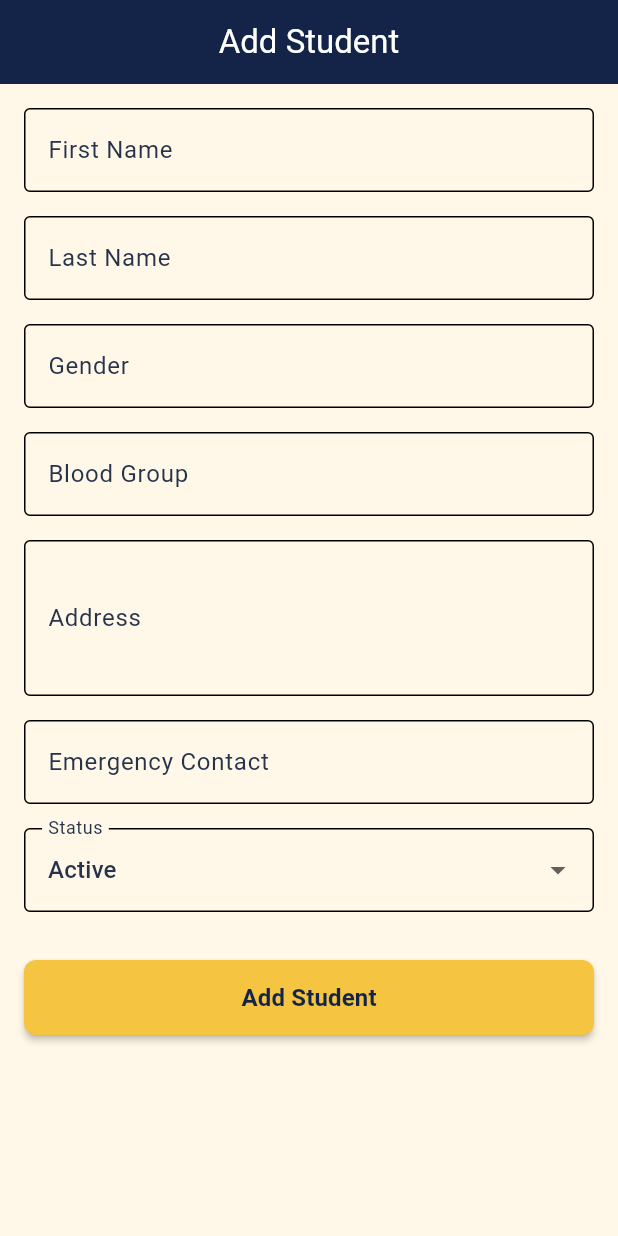
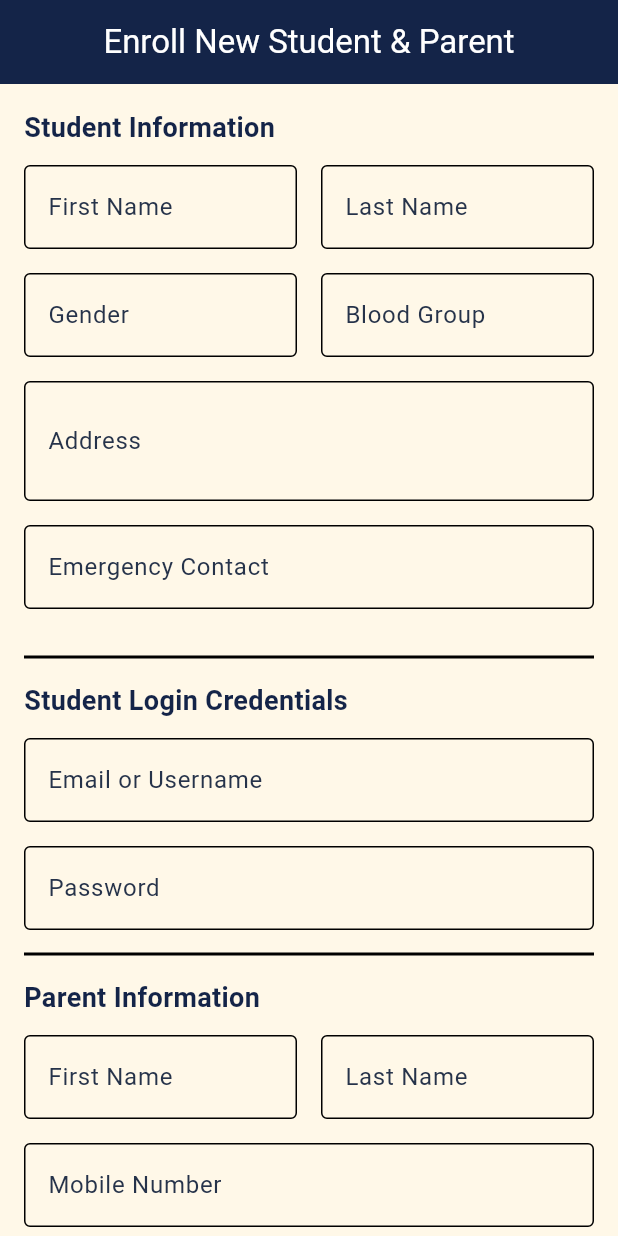
Before and after one commit to mohamedrifa/ShriNrityalaya, a Flutter app: the StudentFormScreen screen opened by its route, on a phone screen of 412 x 824 dp. Run offline on Flutter 3.47's test engine with Material 3 defaults, Android fonts, the phone set to English and light mode, and no system bars; our stand-ins replace dio, flutter_dotenv, flutter_riverpod, flutter_secure_storage, go_router, image_picker; accounts and stored records are empty; network calls fail.

Commit message:
Implement profile management features including profile retrieval, update, and password change functionality; add student and parent enrollment with authentication; enhance API integration and UI for profile and student forms.

```diff
--- a/frontend/lib/app/app_router.dart
+++ b/frontend/lib/app/app_router.dart
@@ -15,6 +15,7 @@ import '../../features/events/presentation/screens/events_screen.dart';
 import '../../features/students/presentation/screens/students_list_screen.dart';
 import '../../features/students/presentation/screens/student_form_screen.dart';
 import '../../features/students/domain/models/student.dart';
+import '../../features/profile/presentation/screens/profile_screen.dart';
 
 final appRouter = GoRouter(
   initialLocation: '/login',
@@ -81,5 +82,9 @@ final appRouter = GoRouter(
         return StudentFormScreen(student: student);
       },
     ),
+    GoRoute(
+      path: '/profile',
+      builder: (context, state) => const ProfileScreen(),
+    ),
   ],
 );
--- a/frontend/lib/features/dashboard/presentation/screens/teacher_dashboard_screen.dart
+++ b/frontend/lib/features/dashboard/presentation/screens/teacher_dashboard_screen.dart
@@ -12,7 +12,9 @@ class TeacherDashboardScreen extends StatelessWidget {
         title: const Text('Teacher Dashboard'),
         actions: [
           IconButton(icon: const Icon(Icons.notifications), onPressed: () {}),
-          IconButton(icon: const Icon(Icons.account_circle), onPressed: () {}),
+          IconButton(icon: const Icon(Icons.account_circle), onPressed: () {
+            GoRouter.of(context).push('/profile');
+          }),
         ],
       ),
       body: SingleChildScrollView(
--- a/frontend/lib/features/students/data/student_repository.dart
+++ b/frontend/lib/features/students/data/student_repository.dart
@@ -15,8 +15,8 @@ class StudentRepository {
     throw Exception('Failed to load students');
   }
 
-  Future<Student> createStudent(Student student) async {
-    final response = await _dio.post('/students', data: student.toJson());
+  Future<Student> createStudent(Map<String, dynamic> payload) async {
+    final response = await _dio.post('/students', data: payload);
     if (response.statusCode == 201 && response.data['success'] == true) {
       return Student.fromJson(response.data['data']);
     }
--- a/frontend/lib/features/students/presentation/providers/student_providers.dart
+++ b/frontend/lib/features/students/presentation/providers/student_providers.dart
@@ -29,10 +29,10 @@ class StudentsNotifier extends StateNotifier<AsyncValue<List<Student>>> {
     }
   }
 
-  Future<void> addStudent(Student student) async {
+  Future<void> addStudent(Map<String, dynamic> payload) async {
     try {
-      final newStudent = await _repository.createStudent(student);
-      if (state.hasValue) {
+      final newStudent = await _repository.createStudent(payload);
+      if (state.value != null) {
         state = AsyncValue.data([...state.value!, newStudent]);
       }
     } catch (e) {
--- a/frontend/lib/features/students/presentation/screens/student_form_screen.dart
+++ b/frontend/lib/features/students/presentation/screens/student_form_screen.dart
@@ -8,7 +8,7 @@ import '../providers/student_providers.dart';
 class StudentFormScreen extends ConsumerStatefulWidget {
   final Student? student;
 
-  const StudentFormScreen({Key? key, this.student}) : super(key: key);
+  const StudentFormScreen({super.key, this.student});
 
   @override
   ConsumerState<StudentFormScreen> createState() => _StudentFormScreenState();
@@ -18,6 +18,7 @@ class _StudentFormScreenState extends ConsumerState<StudentFormScreen> {
   final _formKey = GlobalKey<FormState>();
   bool _isLoading = false;
 
+  // Student Info
   late TextEditingController _firstNameController;
   late TextEditingController _lastNameController;
   late TextEditingController _genderController;
@@ -25,6 +26,19 @@ class _StudentFormScreenState extends ConsumerState<StudentFormScreen> {
   late TextEditingController _addressController;
   late TextEditingController _emergencyContactController;
   late String _status;
+
+  // Student Auth
+  late TextEditingController _studentLoginController;
+  late TextEditingController _studentPasswordController;
+
+  // Parent Info
+  late TextEditingController _parentFirstNameController;
+  late TextEditingController _parentLastNameController;
+  late TextEditingController _parentMobileController;
+
+  // Parent Auth
+  late TextEditingController _parentLoginController;
+  late TextEditingController _parentPasswordController;
 
   @override
   void initState() {
@@ -36,6 +50,15 @@ class _StudentFormScreenState extends ConsumerState<StudentFormScreen> {
     _addressController = TextEditingController(text: widget.student?.address ?? '');
     _emergencyContactController = TextEditingController(text: widget.student?.emergencyContactNumber ?? '');
     _status = widget.student?.status ?? 'Active';
+
+    // Auth & Parent fields are only used during creation for now
+    _studentLoginController = TextEditingController();
+    _studentPasswordController = TextEditingController();
+    _parentFirstNameController = TextEditingController();
+    _parentLastNameController = TextEditingController();
+    _parentMobileController = TextEditingController();
+    _parentLoginController = TextEditingController();
+    _parentPasswordController = TextEditingController();
   }
 
   @override
@@ -46,6 +69,14 @@ class _StudentFormScreenState extends ConsumerState<StudentFormScreen> {
     _bloodGroupController.dispose();
     _addressController.dispose();
     _emergencyContactController.dispose();
+
+    _studentLoginController.dispose();
+    _studentPasswordController.dispose();
+    _parentFirstNameController.dispose();
+    _parentLastNameController.dispose();
+    _parentMobileController.dispose();
+    _parentLoginController.dispose();
+    _parentPasswordController.dispose();
     super.dispose();
   }
 
@@ -54,11 +85,39 @@ class _StudentFormScreenState extends ConsumerState<StudentFormScreen> {
 
     setState(() => _isLoading = true);
 
-    final newStudent = Student(
+    try {
+      if (widget.student == null) {
+        // Create new student WITH parent and logins
+        final payload = {
+          "studentFirstName": _firstNameController.text.trim(),
+          "studentLastName": _lastNameController.text.trim(),
+          "dateOfBirth": DateTime(2010, 1, 1).toIso8601String(), // Default for demo
+          "gender": _genderController.text.trim(),
+          "bloodGroup": _bloodGroupController.text.trim(),
+          "address": _addressController.text.trim(),
+          "emergencyContactNumber": _emergencyContactController.text.trim(),
+          "joiningDate": DateTime.now().toIso8601String(),
+          "status": _status,
+          "studentEmailOrUsername": _studentLoginController.text.trim(),
+          "studentPassword": _studentPasswordController.text,
+          "parentFirstName": _parentFirstNameController.text.trim(),
+          "parentLastName": _parentLastNameController.text.trim(),
+          "parentMobileNumber": _parentMobileController.text.trim(),
+          "parentEmailOrUsername": _parentLoginController.text.trim(),
+          "parentPassword": _parentPasswordController.text,
+        };
+        await ref.read(studentsProvider.notifier).addStudent(payload);
+        if (mounted) {
+          ScaffoldMessenger.of(context).showSnackBar(const SnackBar(content: Text('Student & Parent created successfully!')));
+          context.pop();
+        }
+      } else {
+        // Update existing student (No auth logic for updates yet)
+        final updatedStudent = Student(
           id: widget.student?.id,
           firstName: _firstNameController.text.trim(),
           lastName: _lastNameController.text.trim(),
-      dateOfBirth: widget.student?.dateOfBirth ?? DateTime(2010, 1, 1), // Default for now
+          dateOfBirth: widget.student?.dateOfBirth ?? DateTime(2010, 1, 1),
           gender: _genderController.text.trim(),
           bloodGroup: _bloodGroupController.text.trim(),
           address: _addressController.text.trim(),
@@ -66,25 +125,15 @@ class _StudentFormScreenState extends ConsumerState<StudentFormScreen> {
           joiningDate: widget.student?.joiningDate ?? DateTime.now(),
           status: _status,
         );
-
-    try {
-      if (widget.student == null) {
-        await ref.read(studentsProvider.notifier).addStudent(newStudent);
-      } else {
-        await ref.read(studentsProvider.notifier).updateStudent(newStudent);
+        await ref.read(studentsProvider.notifier).updateStudent(updatedStudent);
+        if (mounted) {
+          ScaffoldMessenger.of(context).showSnackBar(const SnackBar(content: Text('Student updated!')));
+          context.pop();
         }
-
-      if (mounted) {
-        ScaffoldMessenger.of(context).showSnackBar(
-          SnackBar(content: Text(widget.student == null ? 'Student added!' : 'Student updated!')),
-        );
-        context.pop();
       }
     } catch (e) {
       if (mounted) {
-        ScaffoldMessenger.of(context).showSnackBar(
-          SnackBar(content: Text('Error saving student: $e')),
-        );
+        ScaffoldMessenger.of(context).showSnackBar(SnackBar(content: Text('Error saving student: $e')));
       }
     } finally {
       if (mounted) {
@@ -100,7 +149,7 @@ class _StudentFormScreenState extends ConsumerState<StudentFormScreen> {
     return Scaffold(
       backgroundColor: AppColors.warmCream,
       appBar: AppBar(
-        title: Text(isEditing ? 'Edit Student' : 'Add Student'),
+        title: Text(isEditing ? 'Edit Student' : 'Enroll New Student & Parent'),
         backgroundColor: AppColors.primaryNavy,
         foregroundColor: Colors.white,
       ),
@@ -111,67 +160,78 @@ class _StudentFormScreenState extends ConsumerState<StudentFormScreen> {
               child: Form(
                 key: _formKey,
                 child: Column(
+                  crossAxisAlignment: CrossAxisAlignment.start,
                   children: [
-                    TextFormField(
-                      controller: _firstNameController,
-                      decoration: const InputDecoration(labelText: 'First Name', border: OutlineInputBorder()),
-                      validator: (value) => value == null || value.isEmpty ? 'Required' : null,
+                    const Text('Student Information', style: TextStyle(fontSize: 18, fontWeight: FontWeight.bold, color: AppColors.primaryNavy)),
+                    const SizedBox(height: 12),
+                    Row(
+                      children: [
+                        Expanded(child: TextFormField(controller: _firstNameController, decoration: const InputDecoration(labelText: 'First Name', border: OutlineInputBorder()), validator: (value) => value == null || value.isEmpty ? 'Required' : null)),
+                        const SizedBox(width: 16),
+                        Expanded(child: TextFormField(controller: _lastNameController, decoration: const InputDecoration(labelText: 'Last Name', border: OutlineInputBorder()), validator: (value) => value == null || value.isEmpty ? 'Required' : null)),
+                      ],
                     ),
                     const SizedBox(height: 16),
-                    TextFormField(
-                      controller: _lastNameController,
-                      decoration: const InputDecoration(labelText: 'Last Name', border: OutlineInputBorder()),
-                      validator: (value) => value == null || value.isEmpty ? 'Required' : null,
+                    Row(
+                      children: [
+                        Expanded(child: TextFormField(controller: _genderController, decoration: const InputDecoration(labelText: 'Gender', border: OutlineInputBorder()), validator: (value) => value == null || value.isEmpty ? 'Required' : null)),
+                        const SizedBox(width: 16),
+                        Expanded(child: TextFormField(controller: _bloodGroupController, decoration: const InputDecoration(labelText: 'Blood Group', border: OutlineInputBorder()))),
+                      ],
                     ),
                     const SizedBox(height: 16),
-                    TextFormField(
-                      controller: _genderController,
-                      decoration: const InputDecoration(labelText: 'Gender', border: OutlineInputBorder()),
-                      validator: (value) => value == null || value.isEmpty ? 'Required' : null,
+                    TextFormField(controller: _addressController, decoration: const InputDecoration(labelText: 'Address', border: OutlineInputBorder()), maxLines: 2),
+                    const SizedBox(height: 16),
+                    TextFormField(controller: _emergencyContactController, decoration: const InputDecoration(labelText: 'Emergency Contact', border: OutlineInputBorder())),
+                    const SizedBox(height: 16),
+
+                    if (!isEditing) ...[
+                      const Divider(height: 32, thickness: 2),
+                      const Text('Student Login Credentials', style: TextStyle(fontSize: 18, fontWeight: FontWeight.bold, color: AppColors.primaryNavy)),
+                      const SizedBox(height: 12),
+                      TextFormField(controller: _studentLoginController, decoration: const InputDecoration(labelText: 'Email or Username', border: OutlineInputBorder()), validator: (value) => value == null || value.isEmpty ? 'Required' : null),
+                      const SizedBox(height: 16),
+                      TextFormField(controller: _studentPasswordController, decoration: const InputDecoration(labelText: 'Password', border: OutlineInputBorder()), obscureText: true, validator: (value) => value == null || value.isEmpty ? 'Required' : null),
+
+                      const Divider(height: 32, thickness: 2),
+                      const Text('Parent Information', style: TextStyle(fontSize: 18, fontWeight: FontWeight.bold, color: AppColors.primaryNavy)),
+                      const SizedBox(height: 12),
+                      Row(
+                        children: [
+                          Expanded(child: TextFormField(controller: _parentFirstNameController, decoration: const InputDecoration(labelText: 'First Name', border: OutlineInputBorder()), validator: (value) => value == null || value.isEmpty ? 'Required' : null)),
+                          const SizedBox(width: 16),
+                          Expanded(child: TextFormField(controller: _parentLastNameController, decoration: const InputDecoration(labelText: 'Last Name', border: OutlineInputBorder()), validator: (value) => value == null || value.isEmpty ? 'Required' : null)),
+                        ],
                       ),
                       const SizedBox(height: 16),
-                    TextFormField(
-                      controller: _bloodGroupController,
-                      decoration: const InputDecoration(labelText: 'Blood Group', border: OutlineInputBorder()),
-                    ),
+                      TextFormField(controller: _parentMobileController, decoration: const InputDecoration(labelText: 'Mobile Number', border: OutlineInputBorder()), validator: (value) => value == null || value.isEmpty ? 'Required' : null),
                       const SizedBox(height: 16),
-                    TextFormField(
-                      controller: _addressController,
-                      decoration: const InputDecoration(labelText: 'Address', border: OutlineInputBorder()),
-                      maxLines: 3,
-                    ),
+
+                      const Text('Parent Login Credentials', style: TextStyle(fontSize: 18, fontWeight: FontWeight.bold, color: AppColors.primaryNavy)),
+                      const SizedBox(height: 12),
+                      TextFormField(controller: _parentLoginController, decoration: const InputDecoration(labelText: 'Email or Username', border: OutlineInputBorder()), validator: (value) => value == null || value.isEmpty ? 'Required' : null),
                       const SizedBox(height: 16),
-                    TextFormField(
-                      controller: _emergencyContactController,
-                      decoration: const InputDecoration(labelText: 'Emergency Contact', border: OutlineInputBorder()),
-                    ),
-                    const SizedBox(height: 16),
+                      TextFormField(controller: _parentPasswordController, decoration: const InputDecoration(labelText: 'Password', border: OutlineInputBorder()), obscureText: true, validator: (value) => value == null || value.isEmpty ? 'Required' : null),
+                    ],
+
+                    const SizedBox(height: 24),
                     DropdownButtonFormField<String>(
                       value: _status,
                       decoration: const InputDecoration(labelText: 'Status', border: OutlineInputBorder()),
-                      items: ['Active', 'Inactive', 'Graduated'].map((s) {
-                        return DropdownMenuItem(value: s, child: Text(s));
-                      }).toList(),
-                      onChanged: (val) {
-                        if (val != null) setState(() => _status = val);
-                      },
+                      items: ['Active', 'Inactive', 'Graduated'].map((s) => DropdownMenuItem(value: s, child: Text(s))).toList(),
+                      onChanged: (val) { if (val != null) setState(() => _status = val); },
                     ),
                     const SizedBox(height: 32),
                     SizedBox(
                       width: double.infinity,
                       height: 50,
                       child: ElevatedButton(
-                        style: ElevatedButton.styleFrom(
-                          backgroundColor: AppColors.primaryGold,
-                          foregroundColor: AppColors.primaryNavy,
-                        ),
+                        style: ElevatedButton.styleFrom(backgroundColor: AppColors.primaryGold, foregroundColor: AppColors.primaryNavy),
                         onPressed: _saveStudent,
-                        child: Text(
-                          isEditing ? 'Save Changes' : 'Add Student',
-                          style: const TextStyle(fontSize: 16, fontWeight: FontWeight.bold),
+                        child: Text(isEditing ? 'Save Changes' : 'Enroll Student', style: const TextStyle(fontSize: 16, fontWeight: FontWeight.bold)),
                       ),
                     ),
-                    ),
+                    const SizedBox(height: 32),
                   ],
                 ),
               ),
```
Also changed, not shown: frontend/lib/features/profile/data/profile_repository.dart (added, +35 -0 lines), frontend/lib/features/profile/presentation/providers/profile_providers.dart (added, +47 -0 lines), frontend/lib/features/profile/presentation/screens/profile_screen.dart (added, +203 -0 lines), 7 other files. Lines whose indentation alone changed are shown as unchanged.
